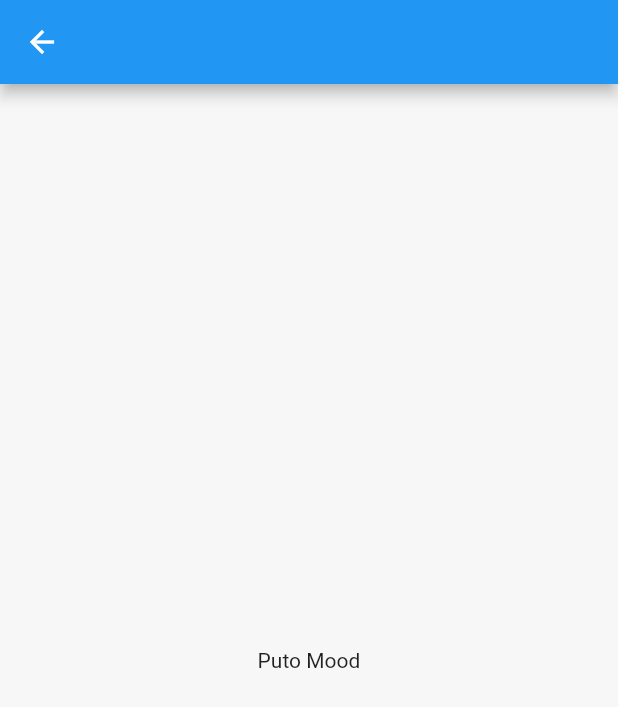
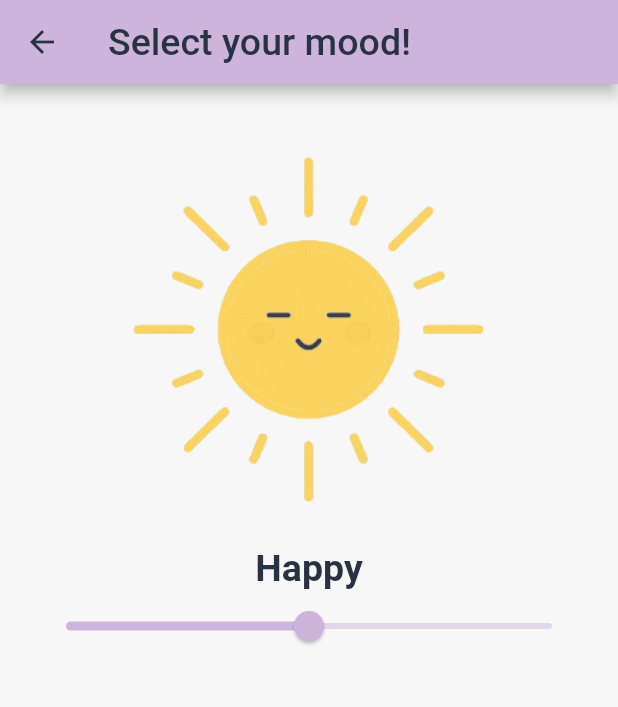
Before and after one commit to hectordelangel/moodamay, a Flutter app: the Mood screen opened directly, on a phone screen of 412 x 824 dp. Shown: the top 707 px of the screen. Run offline on Flutter 3.47's test engine with Material 2 defaults, Android fonts, the phone set to English and light mode, and no system bars; our stand-ins replace bubble_bottom_bar, curved_navigation_bar, flutter_speed_dial, flutter_svg, shared_preferences, velocity_x; accounts and stored records are empty; Roboto replaces fonts that are missing (Poppins).

Commit message:
Mood selector finished

```diff
--- /dev/null
+++ b/lib/Models/mood_selector.dart
@@ -0,0 +1,12 @@
+import 'package:flutter/cupertino.dart';
+import 'package:flutter/material.dart';
+
+class MoodSelectorModel {
+  String img;
+  String mood;
+
+  MoodSelectorModel({
+    required this.img,
+    required this.mood,
+  });
+}
--- a/lib/moodamay_entry.dart
+++ b/lib/moodamay_entry.dart
@@ -1,5 +1,8 @@
+import 'dart:math';
+
 import 'package:flutter/cupertino.dart';
 import 'package:flutter/material.dart';
+import 'package:moodamay/Models/mood_selector.dart';
 import '../constant.dart';
 
 class Mood extends StatefulWidget {
@@ -10,24 +13,73 @@ class Mood extends StatefulWidget {
 }
 
 class _MoodState extends State<Mood> {
+  double _currentSliderValue = 3;
   @override
   void initState() {
     super.initState();
   }
+
+  List<MoodSelectorModel> moods = <MoodSelectorModel>[
+    MoodSelectorModel(img: 'assets/images/angry.gif', mood: 'Angry'),
+    MoodSelectorModel(img: 'assets/images/sad.gif', mood: 'Sad'),
+    MoodSelectorModel(img: 'assets/images/annoyed.gif', mood: 'Annoyed'),
+    MoodSelectorModel(img: 'assets/images/happy.gif', mood: 'Happy'),
+    MoodSelectorModel(img: 'assets/images/surprised.gif', mood: 'Surprised'),
+    MoodSelectorModel(img: 'assets/images/silly.gif', mood: 'Silly'),
+    MoodSelectorModel(img: 'assets/images/flirty.gif', mood: 'Flirty')
+  ];
 
   @override
   Widget build(BuildContext context) {
     return SafeArea(
       top: false,
       child: Scaffold(
-          appBar: AppBar(),
+          appBar: AppBar(
+            backgroundColor: kblue,
+            foregroundColor: babyblue,
+            title: Text(
+              'Select your mood!',
+              style: TextStyle(fontSize: 25),
+            ),
+          ),
           body: Container(
             color: white,
             child:
-                Column(mainAxisAlignment: MainAxisAlignment.center, children: [
+                Column(mainAxisAlignment: MainAxisAlignment.start, children: [
               Container(
                 alignment: Alignment.topCenter,
-                child: Text("Puto Mood"),
+                child: Padding(
+                  padding: const EdgeInsets.all(20),
+                  child: Column(
+                    children: [
+                      Image.asset(
+                        moods[_currentSliderValue.toInt()].img,
+                        height: MediaQuery.of(context).size.height * .35,
+                      ),
+                      Text(moods[_currentSliderValue.toInt()].mood,
+                          textAlign: TextAlign.center,
+                          style: TextStyle(
+                            fontSize: 25.0,
+                            fontWeight: FontWeight.bold,
+                            fontFamily: 'Poppins',
+                            color: babyblue,
+                          )),
+                      Slider(
+                        value: _currentSliderValue,
+                        thumbColor: kblue,
+                        inactiveColor: Color.fromRGBO(205, 180, 219, .5),
+                        activeColor: kblue,
+                        max: 6,
+                        onChanged: (double value) {
+                          setState(() {
+                            _currentSliderValue = value;
+                            debugPrint(_currentSliderValue.toString());
+                          });
+                        },
+                      )
+                    ],
+                  ),
+                ),
               )
             ]),
           )),
```
